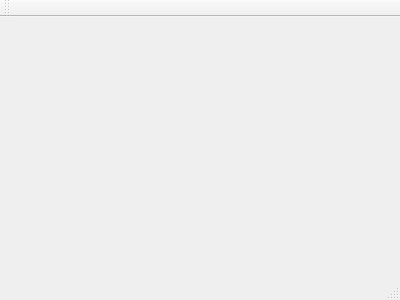
Above: Cursovaya_OOP/mainwindow.ui from DarkRaven987/Cursovaya_OOP before the change. Below: the same form after it.
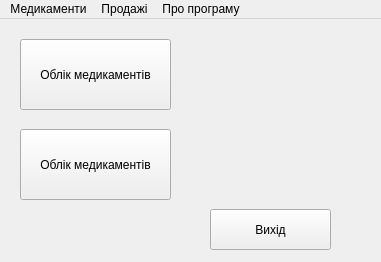
That is the form after the change. Icons and pictures are not drawn.

The edit to the form file:
```diff
--- a/Cursovaya_OOP/mainwindow.ui
+++ b/Cursovaya_OOP/mainwindow.ui
@@ -1,24 +1,160 @@
 <ui version="4.0">
  <class>MainWindow</class>
- <widget class="QMainWindow" name="MainWindow" >
-  <property name="geometry" >
+ <widget class="QMainWindow" name="MainWindow">
+  <property name="windowModality">
+   <enum>Qt::WindowModal</enum>
+  </property>
+  <property name="geometry">
    <rect>
     <x>0</x>
     <y>0</y>
-    <width>400</width>
-    <height>300</height>
+    <width>381</width>
+    <height>262</height>
    </rect>
   </property>
-  <property name="windowTitle" >
-   <string>MainWindow</string>
+  <property name="sizePolicy">
+   <sizepolicy hsizetype="Preferred" vsizetype="Preferred">
+    <horstretch>0</horstretch>
+    <verstretch>0</verstretch>
+   </sizepolicy>
   </property>
-  <widget class="QMenuBar" name="menuBar" />
-  <widget class="QToolBar" name="mainToolBar" />
-  <widget class="QWidget" name="centralWidget" />
-  <widget class="QStatusBar" name="statusBar" />
+  <property name="minimumSize">
+   <size>
+    <width>381</width>
+    <height>262</height>
+   </size>
+  </property>
+  <property name="maximumSize">
+   <size>
+    <width>381</width>
+    <height>262</height>
+   </size>
+  </property>
+  <property name="baseSize">
+   <size>
+    <width>0</width>
+    <height>-31072</height>
+   </size>
+  </property>
+  <property name="windowTitle">
+   <string>Облік медикаментів</string>
+  </property>
+  <widget class="QWidget" name="centralWidget">
+   <widget class="QPushButton" name="exitButton">
+    <property name="geometry">
+     <rect>
+      <x>210</x>
+      <y>190</y>
+      <width>121</width>
+      <height>41</height>
+     </rect>
+    </property>
+    <property name="minimumSize">
+     <size>
+      <width>0</width>
+      <height>0</height>
+     </size>
+    </property>
+    <property name="text">
+     <string>Вихід</string>
+    </property>
+   </widget>
+   <widget class="QPushButton" name="medsZvit">
+    <property name="geometry">
+     <rect>
+      <x>20</x>
+      <y>20</y>
+      <width>151</width>
+      <height>71</height>
+     </rect>
+    </property>
+    <property name="text">
+     <string>Облік медикаментів</string>
+    </property>
+   </widget>
+   <widget class="QPushButton" name="prodsZvit">
+    <property name="geometry">
+     <rect>
+      <x>20</x>
+      <y>110</y>
+      <width>151</width>
+      <height>71</height>
+     </rect>
+    </property>
+    <property name="text">
+     <string>Облік медикаментів</string>
+    </property>
+   </widget>
+   <widget class="QLabel" name="label">
+    <property name="enabled">
+     <bool>true</bool>
+    </property>
+    <property name="geometry">
+     <rect>
+      <x>190</x>
+      <y>20</y>
+      <width>171</width>
+      <height>161</height>
+     </rect>
+    </property>
+    <property name="frameShape">
+     <enum>QFrame::NoFrame</enum>
+    </property>
+    <property name="frameShadow">
+     <enum>QFrame::Plain</enum>
+    </property>
+    <property name="text">
+     <string/>
+    </property>
+    <property name="pixmap">
+     <pixmap>BIXBau4Y_400x400.jpg</pixmap>
+    </property>
+    <property name="scaledContents">
+     <bool>true</bool>
+    </property>
+    <property name="wordWrap">
+     <bool>false</bool>
+    </property>
+   </widget>
+  </widget>
+  <widget class="QMenuBar" name="menuBar">
+   <property name="geometry">
+    <rect>
+     <x>0</x>
+     <y>0</y>
+     <width>381</width>
+     <height>21</height>
+    </rect>
+   </property>
+   <property name="defaultUp">
+    <bool>false</bool>
+   </property>
+   <widget class="QMenu" name="meds">
+    <property name="title">
+     <string>Медикаменти</string>
+    </property>
+   </widget>
+   <widget class="QMenu" name="prods">
+    <property name="title">
+     <string>Продажі</string>
+    </property>
+   </widget>
+   <widget class="QMenu" name="menu">
+    <property name="title">
+     <string>Про програму</string>
+    </property>
+   </widget>
+   <addaction name="meds"/>
+   <addaction name="prods"/>
+   <addaction name="menu"/>
+  </widget>
+  <action name="action">
+   <property name="text">
+    <string>Медикаменти</string>
+   </property>
+  </action>
  </widget>
- <layoutDefault spacing="6" margin="11" />
- <pixmapfunction></pixmapfunction>
+ <layoutdefault spacing="6" margin="11"/>
  <resources/>
  <connections/>
 </ui>
```
Left out of the diff: 1 changed line with no effect on the pictures.
